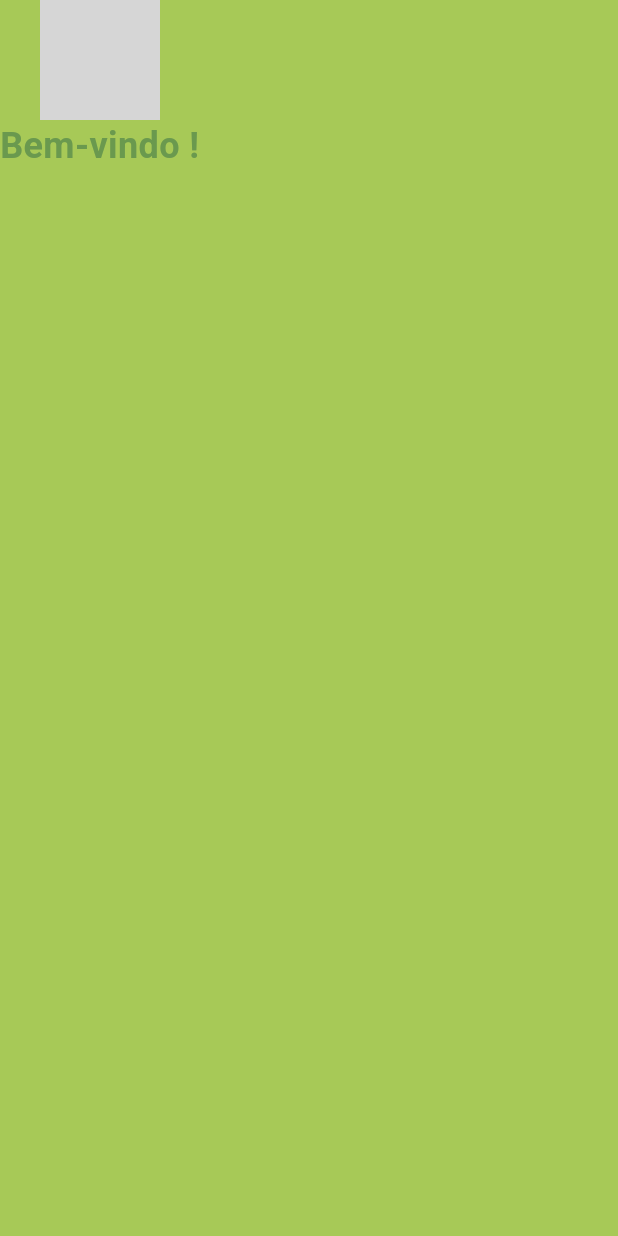
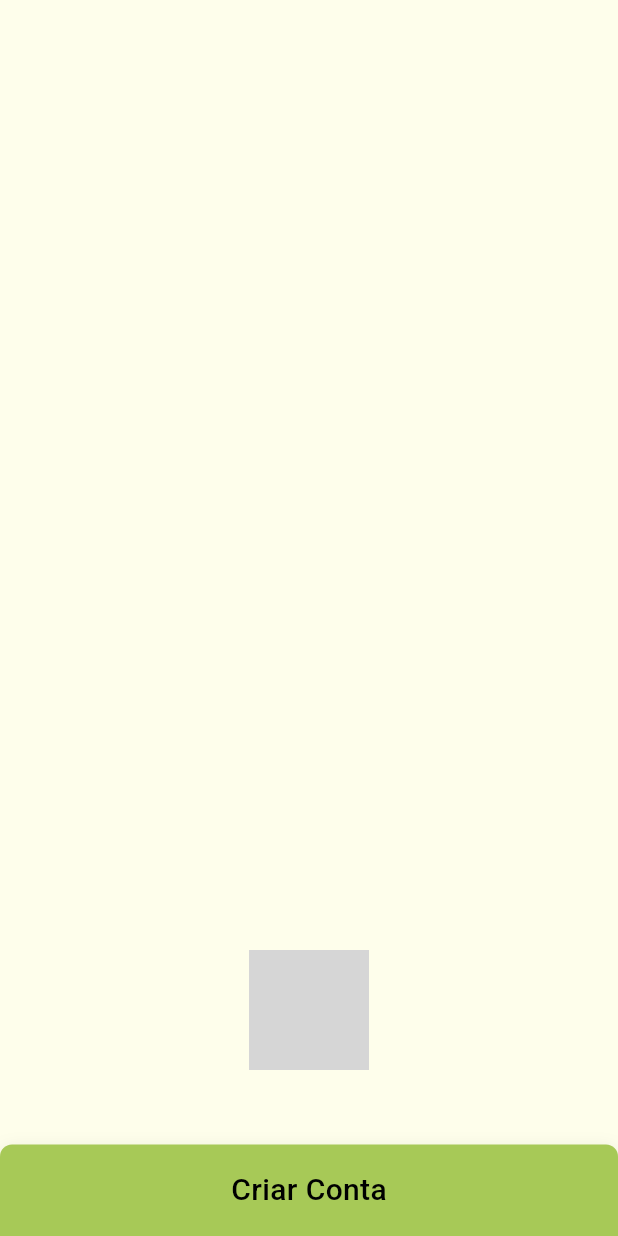
Before and after one commit to LarissaCostaV3x/coletablu, a Flutter app: the screen it shows after launch, on a phone screen of 412 x 824 dp. Run offline on Flutter 3.47's test engine with Material 3 defaults, Android fonts, the light colour scheme and no system bars; our stand-ins replace firebase_auth, firebase_core, page_transition; accounts and stored records are empty; grey boxes are pictures that could not be loaded.

Commit message:
style: :lipstick: page login style changes

```diff
--- a/lib/consts/colors.dart
+++ b/lib/consts/colors.dart
@@ -14,4 +14,10 @@ class ColorsApp {
 
   ///light yellow color
   static const Color lightYellow = Color(0xFFFEFEEB);
+
+  ///white
+  static const Color white = Color(0xFFFFFFFF);
+
+  ///color black
+  static const Color black = Color(0xFF000000);
 }
--- a/lib/views/login.dart
+++ b/lib/views/login.dart
@@ -1,5 +1,4 @@
 import 'package:flutter/material.dart';
-
 import '../consts/colors.dart';
 
 ///Login page
@@ -9,19 +8,43 @@ class LoginPage extends StatelessWidget {
 
   @override
   Widget build(BuildContext context) {
-    final textStyle = TextStyle(
-        color: ColorsApp.primary, fontSize: 24, fontWeight: FontWeight.bold);
+    final titleStyle = TextStyle(color: ColorsApp.black, fontSize: 20);
 
     return Scaffold(
-      backgroundColor: ColorsApp.secondary,
+      backgroundColor: ColorsApp.lightYellow,
       body: Column(
+        mainAxisAlignment: MainAxisAlignment.end,
         crossAxisAlignment: CrossAxisAlignment.center,
+        spacing: 50,
         children: [
           Image.asset(
             'images/logo.png',
             height: 80,
           ),
-          Text('Bem-vindo !', style: textStyle),
+          Container(
+            width: double.infinity,
+            padding: const EdgeInsets.all(16.0),
+            decoration: BoxDecoration(
+              boxShadow: [
+                BoxShadow(
+                  color: ColorsApp.black.withValues(alpha: 0.1),
+                  blurRadius: 10,
+                  offset: const Offset(0, 4),
+                ),
+              ],
+              color: ColorsApp.secondary,
+              borderRadius: const BorderRadius.only(
+                topLeft: Radius.circular(8),
+                topRight: Radius.circular(8),
+              ),
+            ),
+            child: Column(
+              mainAxisSize: MainAxisSize.min,
+              children: [
+                Text('Criar Conta', style: titleStyle),
+              ],
+            ),
+          ),
         ],
       ),
     );
```
